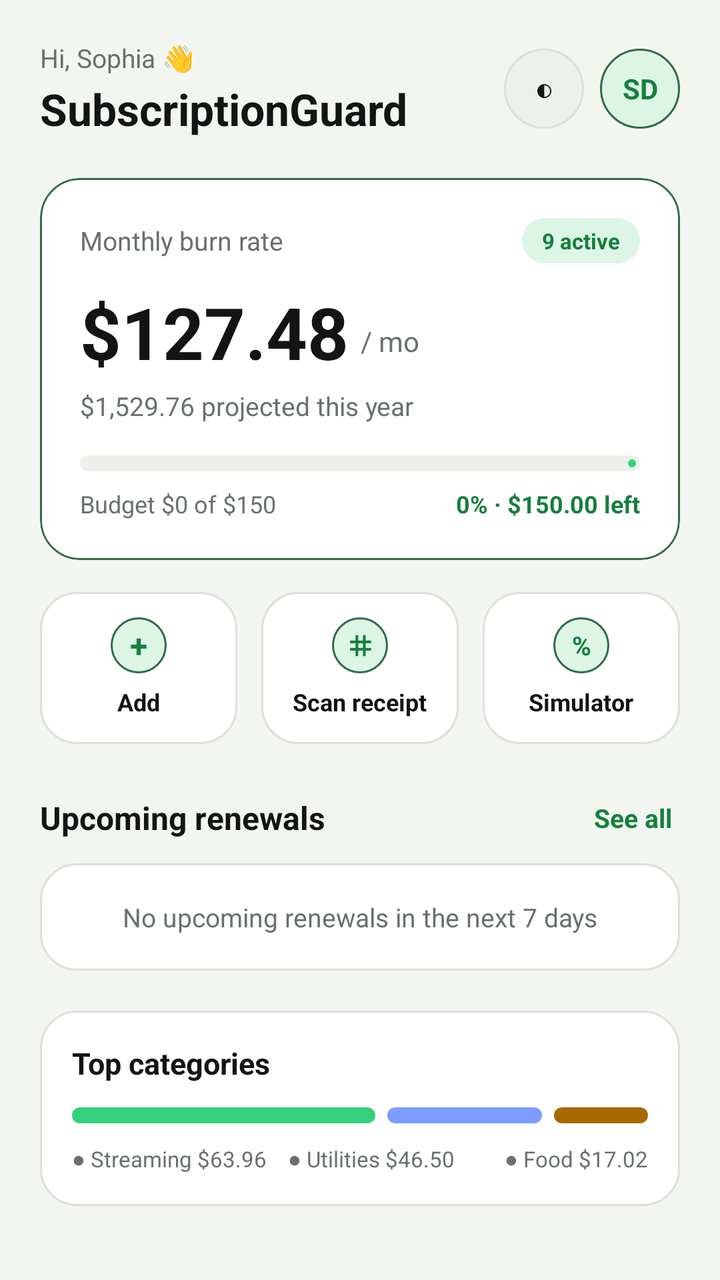
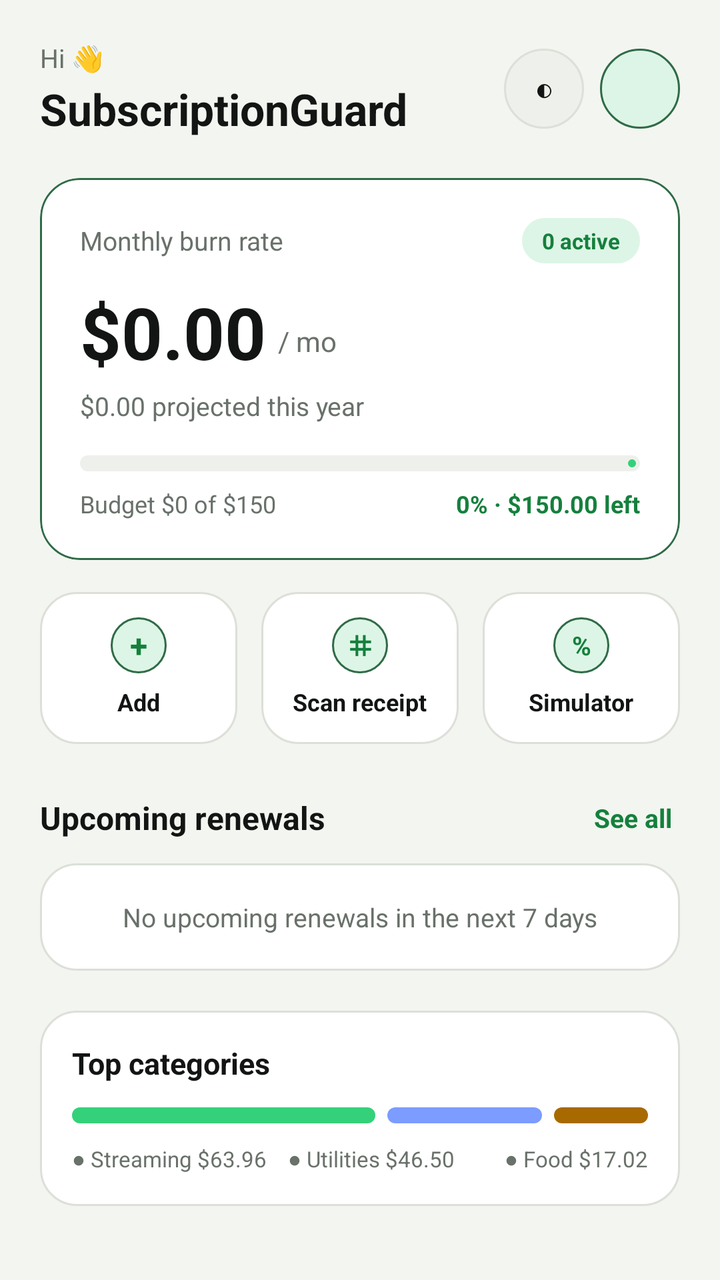

Two renders of the same Android screen: before a commit and after it. Below are the layout's source before the change and the commit's diff.
<!-- AndroidManifest.xml: application theme Theme.SubGuard -->
<!-- res/layout/fragment_home.xml -->
<?xml version="1.0" encoding="utf-8"?>
<ScrollView xmlns:android="http://schemas.android.com/apk/res/android"
    xmlns:app="http://schemas.android.com/apk/res-auto"
    android:layout_width="match_parent"
    android:layout_height="match_parent"
    android:background="@color/app_background"
    android:fillViewport="true">

    <LinearLayout
        android:layout_width="match_parent"
        android:layout_height="wrap_content"
        android:orientation="vertical"
        android:padding="20dp">

        
        <LinearLayout
            android:layout_width="match_parent"
            android:layout_height="wrap_content"
            android:gravity="center_vertical"
            android:orientation="horizontal">

            <LinearLayout
                android:layout_width="0dp"
                android:layout_height="wrap_content"
                android:layout_weight="1"
                android:orientation="vertical">

                <TextView
                    android:id="@+id/tv_greeting"
                    android:layout_width="wrap_content"
                    android:layout_height="wrap_content"
                    android:text="Hi, Sophia 👋"
                    android:textColor="@color/text_secondary"
                    android:textSize="13sp" />

                <TextView
                    android:layout_width="wrap_content"
                    android:layout_height="wrap_content"
                    android:layout_marginTop="2dp"
                    android:text="SubscriptionGuard"
                    android:textColor="@color/text_primary"
                    android:textSize="22sp"
                    android:textStyle="bold" />
            </LinearLayout>

            <TextView
                android:id="@+id/btn_theme_toggle"
                android:layout_width="40dp"
                android:layout_height="40dp"
                android:layout_marginEnd="8dp"
                android:background="@drawable/bg_circle_elevated"
                android:gravity="center"
                android:text="◐"
                android:textColor="@color/text_primary"
                android:textSize="16sp" />

            <TextView
                android:id="@+id/avatar_profile"
                android:layout_width="40dp"
                android:layout_height="40dp"
                android:background="@drawable/bg_circle_green"
                android:gravity="center"
                android:text="SD"
                android:textColor="@color/accent_green_text"
                android:textSize="14sp"
                android:textStyle="bold" />
        </LinearLayout>

        
        <com.google.android.material.card.MaterialCardView
            android:layout_width="match_parent"
            android:layout_height="wrap_content"
            android:layout_marginTop="20dp"
            app:cardBackgroundColor="@color/card_background"
            app:cardCornerRadius="20dp"
            app:cardElevation="0dp"
            app:strokeColor="@color/green_border"
            app:strokeWidth="1dp">

            <LinearLayout
                android:layout_width="match_parent"
                android:layout_height="wrap_content"
                android:orientation="vertical"
                android:padding="20dp">

                <LinearLayout
                    android:layout_width="match_parent"
                    android:layout_height="wrap_content"
                    android:gravity="center_vertical"
                    android:orientation="horizontal">

                    <TextView
                        android:layout_width="0dp"
                        android:layout_height="wrap_content"
                        android:layout_weight="1"
                        android:text="Monthly burn rate"
                        android:textColor="@color/text_secondary"
                        android:textSize="13sp" />

                    <TextView
                        android:id="@+id/tv_active_chip"
                        android:layout_width="wrap_content"
                        android:layout_height="wrap_content"
                        android:background="@drawable/bg_pill_green"
                        android:paddingHorizontal="10dp"
                        android:paddingVertical="4dp"
                        android:text="9 active"
                        android:textColor="@color/accent_green_text"
                        android:textSize="11sp"
                        android:textStyle="bold" />
                </LinearLayout>

                <LinearLayout
                    android:layout_width="match_parent"
                    android:layout_height="wrap_content"
                    android:layout_marginTop="10dp"
                    android:gravity="bottom"
                    android:orientation="horizontal">

                    <TextView
                        android:id="@+id/txt_monthly_total"
                        android:layout_width="wrap_content"
                        android:layout_height="wrap_content"
                        android:text="$127.48"
                        android:textColor="@color/text_primary"
                        android:textSize="36sp"
                        android:textStyle="bold" />

                    <TextView
                        android:layout_width="wrap_content"
                        android:layout_height="wrap_content"
                        android:layout_marginStart="6dp"
                        android:layout_marginBottom="4dp"
                        android:text="/ mo"
                        android:textColor="@color/text_secondary"
                        android:textSize="14sp" />
                </LinearLayout>

                <TextView
                    android:id="@+id/txt_annual_total"
                    android:layout_width="match_parent"
                    android:layout_height="wrap_content"
                    android:layout_marginTop="4dp"
                    android:text="$1,529.76 projected this year"
                    android:textColor="@color/text_secondary"
                    android:textSize="13sp" />

                
                <com.google.android.material.progressindicator.LinearProgressIndicator
                    android:id="@+id/progress_budget"
                    android:layout_width="match_parent"
                    android:layout_height="wrap_content"
                    android:layout_marginTop="16dp"
                    android:progress="0"
                    app:indicatorColor="@color/primary_green"
                    app:trackColor="@color/surface_elevated"
                    app:trackCornerRadius="6dp"
                    app:trackThickness="8dp" />

                <LinearLayout
                    android:layout_width="match_parent"
                    android:layout_height="wrap_content"
                    android:layout_marginTop="8dp"
                    android:orientation="horizontal">

                    <TextView
                        android:id="@+id/tv_budget_used"
                        android:layout_width="0dp"
                        android:layout_height="wrap_content"
                        android:layout_weight="1"
                        android:text="Budget $0 of $150"
                        android:textColor="@color/text_secondary"
                        android:textSize="12sp" />

                    <TextView
                        android:id="@+id/tv_budget_remaining"
                        android:layout_width="wrap_content"
                        android:layout_height="wrap_content"
                        android:text="0% · $150.00 left"
                        android:textColor="@color/accent_green_text"
                        android:textSize="12sp"
                        android:textStyle="bold" />
                </LinearLayout>

            </LinearLayout>
        </com.google.android.material.card.MaterialCardView>

        
        <LinearLayout
            android:layout_width="match_parent"
            android:layout_height="wrap_content"
            android:layout_marginTop="16dp"
            android:orientation="horizontal">

            <LinearLayout
                android:id="@+id/card_action_add"
                android:layout_width="0dp"
                android:layout_height="76dp"
                android:layout_marginEnd="6dp"
                android:layout_weight="1"
                android:background="@drawable/bg_card_rounded"
                android:gravity="center"
                android:orientation="vertical"
                android:padding="10dp">

                <TextView
                    android:layout_width="28dp"
                    android:layout_height="28dp"
                    android:background="@drawable/bg_circle_green"
                    android:gravity="center"
                    android:text="+"
                    android:textColor="@color/accent_green_text"
                    android:textSize="16sp"
                    android:textStyle="bold" />

                <TextView
                    android:layout_width="wrap_content"
                    android:layout_height="wrap_content"
                    android:layout_marginTop="6dp"
                    android:text="Add"
                    android:textColor="@color/text_primary"
                    android:textSize="12sp"
                    android:textStyle="bold" />
            </LinearLayout>

            <LinearLayout
                android:id="@+id/card_action_scan"
                android:layout_width="0dp"
                android:layout_height="76dp"
                android:layout_marginHorizontal="6dp"
                android:layout_weight="1"
                android:background="@drawable/bg_card_rounded"
                android:gravity="center"
                android:orientation="vertical"
                android:padding="10dp">

                <TextView
                    android:layout_width="28dp"
                    android:layout_height="28dp"
                    android:background="@drawable/bg_circle_green"
                    android:gravity="center"
                    android:text="⌗"
                    android:textColor="@color/accent_green_text"
                    android:textSize="14sp"
                    android:textStyle="bold" />

                <TextView
                    android:layout_width="wrap_content"
                    android:layout_height="wrap_content"
                    android:layout_marginTop="6dp"
                    android:text="Scan receipt"
                    android:textColor="@color/text_primary"
                    android:textSize="12sp"
                    android:textStyle="bold" />
            </LinearLayout>

            <LinearLayout
                android:id="@+id/card_action_simulator"
                android:layout_width="0dp"
                android:layout_height="76dp"
                android:layout_marginStart="6dp"
                android:layout_weight="1"
                android:background="@drawable/bg_card_rounded"
                android:gravity="center"
                android:orientation="vertical"
                android:padding="10dp">

                <TextView
                    android:layout_width="28dp"
                    android:layout_height="28dp"
                    android:background="@drawable/bg_circle_green"
                    android:gravity="center"
                    android:text="%"
                    android:textColor="@color/accent_green_text"
                    android:textSize="13sp"
                    android:textStyle="bold" />

                <TextView
                    android:layout_width="wrap_content"
                    android:layout_height="wrap_content"
                    android:layout_marginTop="6dp"
                    android:text="Simulator"
                    android:textColor="@color/text_primary"
                    android:textSize="12sp"
                    android:textStyle="bold" />
            </LinearLayout>
        </LinearLayout>

        
        <LinearLayout
            android:layout_width="match_parent"
            android:layout_height="wrap_content"
            android:layout_marginTop="24dp"
            android:gravity="center_vertical"
            android:orientation="horizontal">

            <TextView
                android:layout_width="0dp"
                android:layout_height="wrap_content"
                android:layout_weight="1"
                android:text="Upcoming renewals"
                android:textColor="@color/text_primary"
                android:textSize="16sp"
                android:textStyle="bold" />

            <TextView
                android:id="@+id/btn_see_all_renewals"
                android:layout_width="wrap_content"
                android:layout_height="wrap_content"
                android:padding="4dp"
                android:text="See all"
                android:textColor="@color/accent_green_text"
                android:textSize="13sp"
                android:textStyle="bold" />
        </LinearLayout>

        
        <LinearLayout
            android:id="@+id/layout_upcoming_renewals"
            android:layout_width="match_parent"
            android:layout_height="wrap_content"
            android:orientation="vertical" />

        <TextView
            android:id="@+id/tv_no_upcoming_renewals"
            android:layout_width="match_parent"
            android:layout_height="wrap_content"
            android:layout_marginTop="10dp"
            android:background="@drawable/bg_card_rounded"
            android:gravity="center"
            android:padding="18dp"
            android:text="No upcoming renewals in the next 7 days"
            android:textColor="@color/text_secondary"
            android:textSize="13sp" />

        
        <LinearLayout
            android:layout_width="match_parent"
            android:layout_height="wrap_content"
            android:layout_marginTop="20dp"
            android:background="@drawable/bg_card_rounded"
            android:orientation="vertical"
            android:padding="16dp">

            <TextView
                android:layout_width="wrap_content"
                android:layout_height="wrap_content"
                android:text="Top categories"
                android:textColor="@color/text_primary"
                android:textSize="15sp"
                android:textStyle="bold" />

            <LinearLayout
                android:layout_width="match_parent"
                android:layout_height="8dp"
                android:layout_marginTop="12dp"
                android:orientation="horizontal">

                <View
                    android:layout_width="0dp"
                    android:layout_height="match_parent"
                    android:layout_marginEnd="3dp"
                    android:layout_weight="55"
                    android:background="@drawable/bg_pill_green"
                    android:backgroundTint="@color/primary_green" />

                <View
                    android:layout_width="0dp"
                    android:layout_height="match_parent"
                    android:layout_marginHorizontal="3dp"
                    android:layout_weight="28"
                    android:background="@drawable/bg_pill_blue"
                    android:backgroundTint="@color/accent_blue" />

                <View
                    android:layout_width="0dp"
                    android:layout_height="match_parent"
                    android:layout_marginStart="3dp"
                    android:layout_weight="17"
                    android:background="@drawable/bg_pill_amber"
                    android:backgroundTint="@color/warning_amber" />
            </LinearLayout>

            <LinearLayout
                android:layout_width="match_parent"
                android:layout_height="wrap_content"
                android:layout_marginTop="10dp"
                android:orientation="horizontal">

                <TextView
                    android:layout_width="0dp"
                    android:layout_height="wrap_content"
                    android:layout_weight="1"
                    android:text="● Streaming $63.96"
                    android:textColor="@color/text_secondary"
                    android:textSize="11sp" />

                <TextView
                    android:layout_width="0dp"
                    android:layout_height="wrap_content"
                    android:layout_weight="1"
                    android:text="● Utilities $46.50"
                    android:textColor="@color/text_secondary"
                    android:textSize="11sp" />

                <TextView
                    android:layout_width="wrap_content"
                    android:layout_height="wrap_content"
                    android:text="● Food $17.02"
                    android:textColor="@color/text_secondary"
                    android:textSize="11sp" />
            </LinearLayout>
        </LinearLayout>

    </LinearLayout>
</ScrollView>
<!-- resources referenced by this layout -->
<resources>
  <color name="accent_blue">#7C9CFF</color>
  <color name="accent_green_text">#15803D</color>
  <color name="app_background">#F3F5F0</color>
  <color name="card_background">#FFFFFF</color>
  <color name="green_border">#2F6B47</color>
  <color name="primary_green">#34D17A</color>
  <color name="surface_elevated">#EEF0EB</color>
  <color name="text_primary">#121513</color>
  <color name="text_secondary">#69716A</color>
  <color name="warning_amber">#A86A00</color>
  <!-- drawable bg_card_rounded (drawable) -->
  <?xml version="1.0" encoding="utf-8"?>
  <shape xmlns:android="http://schemas.android.com/apk/res/android"
      android:shape="rectangle">
      <solid android:color="@color/card_background" />
      <corners android:radius="18dp" />
      <stroke
          android:width="1dp"
          android:color="@color/card_border" />
  </shape>
  <!-- drawable bg_circle_elevated (drawable) -->
  <?xml version="1.0" encoding="utf-8"?>
  <shape xmlns:android="http://schemas.android.com/apk/res/android"
      android:shape="oval">
      <solid android:color="@color/surface_elevated" />
      <stroke
          android:width="1dp"
          android:color="@color/card_border" />
  </shape>
  <!-- drawable bg_circle_green (drawable) -->
  <?xml version="1.0" encoding="utf-8"?>
  <shape xmlns:android="http://schemas.android.com/apk/res/android"
      android:shape="oval">
      <solid android:color="@color/green_surface" />
      <stroke
          android:width="1dp"
          android:color="@color/green_border" />
  </shape>
  <!-- drawable bg_pill_amber (drawable) -->
  <?xml version="1.0" encoding="utf-8"?>
  <shape xmlns:android="http://schemas.android.com/apk/res/android"
      android:shape="rectangle">
      <solid android:color="@color/warning_surface" />
      <corners android:radius="999dp" />
  </shape>
  <!-- drawable bg_pill_blue (drawable) -->
  <?xml version="1.0" encoding="utf-8"?>
  <shape xmlns:android="http://schemas.android.com/apk/res/android"
      android:shape="rectangle">
      <solid android:color="@color/blue_surface" />
      <corners android:radius="999dp" />
  </shape>
  <!-- drawable bg_pill_green (drawable) -->
  <?xml version="1.0" encoding="utf-8"?>
  <shape xmlns:android="http://schemas.android.com/apk/res/android"
      android:shape="rectangle">
      <solid android:color="@color/green_surface" />
      <corners android:radius="999dp" />
  </shape>
  <style name="Theme.SubGuard" parent="Base.Theme.SubGuard" />
  <color name="card_border">#DCE0D8</color>
  <color name="green_surface">#DDF5E6</color>
  <color name="warning_surface">#FDF1D8</color>
  <color name="blue_surface">#E8EEFF</color>
  <style name="Base.Theme.SubGuard" parent="Theme.Material3.DayNight.NoActionBar">
          <item name="colorPrimary">@color/primary_green</item>
          <item name="colorOnPrimary">@color/button_on_green</item>
          <item name="android:statusBarColor">@color/app_background</item>
          <item name="android:navigationBarColor">@color/card_background</item>
          <item name="android:windowBackground">@color/app_background</item>
      </style>
  <color name="button_on_green">#0B1A10</color>
</resources>

<!-- the commit's change to res/layout/fragment_home.xml (unified diff, before → after) -->
@@ -29,7 +29,7 @@
                     android:id="@+id/tv_greeting"
                     android:layout_width="wrap_content"
                     android:layout_height="wrap_content"
-                    android:text="Hi, Sophia 👋"
+                    android:text="Hi 👋"
                     android:textColor="@color/text_secondary"
                     android:textSize="13sp" />
 
@@ -60,7 +60,6 @@
                 android:layout_height="40dp"
                 android:background="@drawable/bg_circle_green"
                 android:gravity="center"
-                android:text="SD"
                 android:textColor="@color/accent_green_text"
                 android:textSize="14sp"
                 android:textStyle="bold" />
@@ -104,7 +103,7 @@
                         android:background="@drawable/bg_pill_green"
                         android:paddingHorizontal="10dp"
                         android:paddingVertical="4dp"
-                        android:text="9 active"
+                        android:text="0 active"
                         android:textColor="@color/accent_green_text"
                         android:textSize="11sp"
                         android:textStyle="bold" />
@@ -121,7 +120,7 @@
                         android:id="@+id/txt_monthly_total"
                         android:layout_width="wrap_content"
                         android:layout_height="wrap_content"
-                        android:text="$127.48"
+                        android:text="$0.00"
                         android:textColor="@color/text_primary"
                         android:textSize="36sp"
                         android:textStyle="bold" />
@@ -141,7 +140,7 @@
                     android:layout_width="match_parent"
                     android:layout_height="wrap_content"
                     android:layout_marginTop="4dp"
-                    android:text="$1,529.76 projected this year"
+                    android:text="$0.00 projected this year"
                     android:textColor="@color/text_secondary"
                     android:textSize="13sp" />
 
